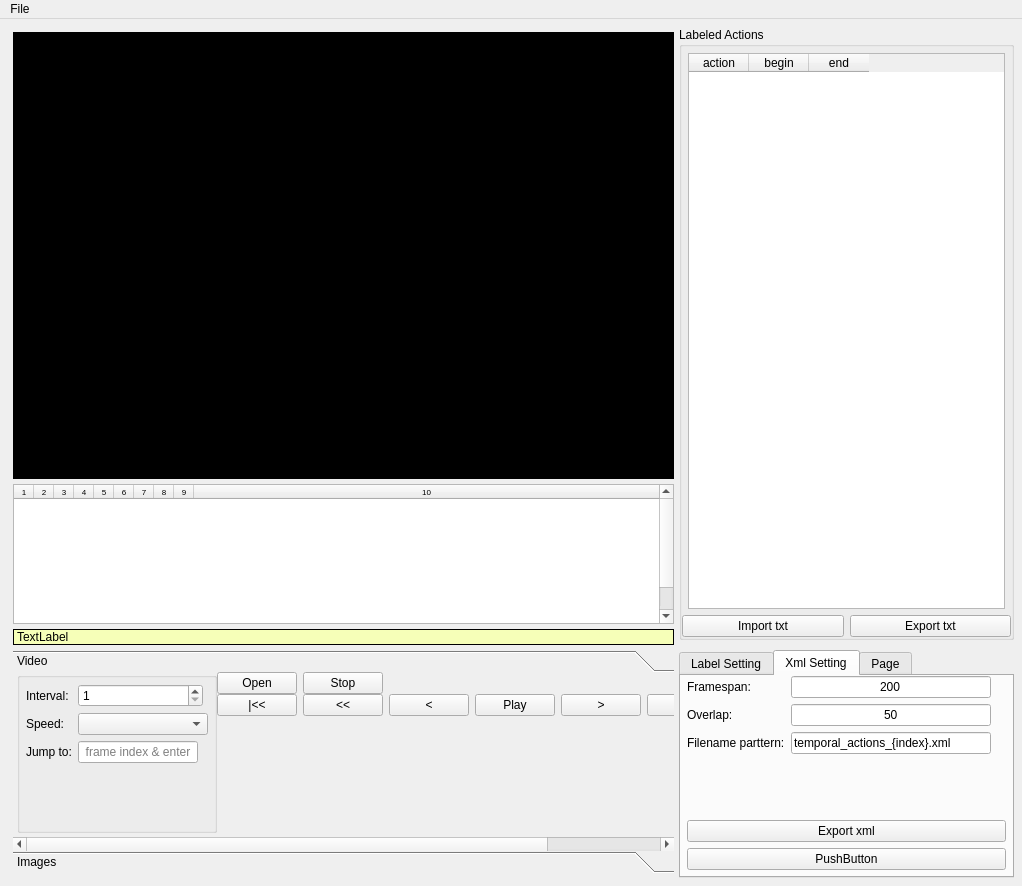
Before: the Qt Designer form qt_gui/mainwindow.ui in ZDL-Git/ActionLabeller, drawn with Qt 5.
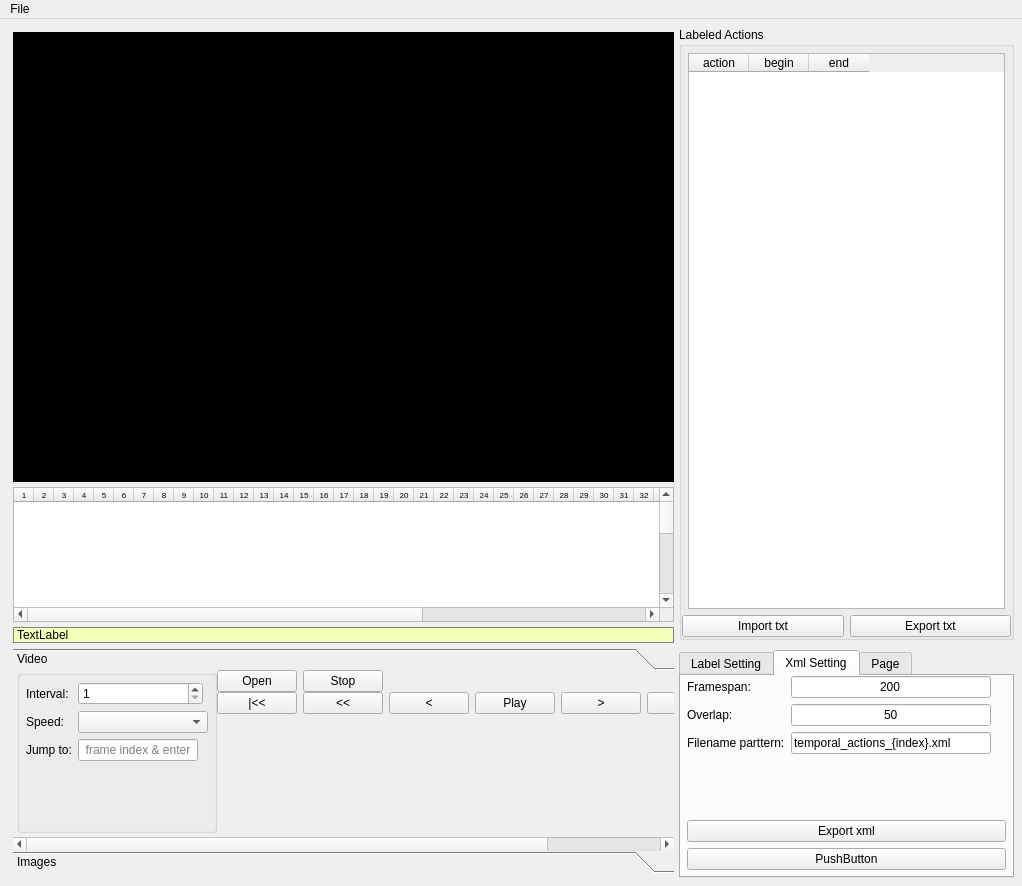
After: the same form once the commit is applied. The open tabs and pages were chosen to show the change. Custom widgets are drawn as their Qt base class.

Diff of the .ui file:
```diff
--- a/qt_gui/mainwindow.ui
+++ b/qt_gui/mainwindow.ui
@@ -43,31 +43,6 @@
      <number>8</number>
     </property>
     <item>
-     <layout class="QGridLayout" name="gridLayout" rowstretch="3">
-      <property name="leftMargin">
-       <number>0</number>
-      </property>
-      <property name="topMargin">
-       <number>0</number>
-      </property>
-      <property name="bottomMargin">
-       <number>0</number>
-      </property>
-      <property name="verticalSpacing">
-       <number>5</number>
-      </property>
-      <item row="0" column="0">
-       <layout class="QHBoxLayout" name="top_half_layout" stretch="3">
-        <property name="spacing">
-         <number>2</number>
-        </property>
-        <property name="sizeConstraint">
-         <enum>QLayout::SetDefaultConstraint</enum>
-        </property>
-        <property name="leftMargin">
-         <number>0</number>
-        </property>
-        <item>
          <layout class="QHBoxLayout" name="horizontalLayout" stretch="2,1">
           <property name="spacing">
            <number>0</number>
@@ -137,7 +112,7 @@
               <property name="minimumSize">
                <size>
                 <width>0</width>
-                <height>140</height>
+            <height>135</height>
                </size>
               </property>
               <property name="font">
@@ -148,6 +123,12 @@
               <property name="mouseTracking">
                <bool>true</bool>
               </property>
+          <property name="focusPolicy">
+           <enum>Qt::StrongFocus</enum>
+          </property>
+          <property name="styleSheet">
+           <string notr="true"/>
+          </property>
               <property name="lineWidth">
                <number>1</number>
               </property>
@@ -169,17 +150,23 @@
               <property name="showGrid">
                <bool>false</bool>
               </property>
+          <property name="sortingEnabled">
+           <bool>false</bool>
+          </property>
               <property name="rowCount">
-               <number>10</number>
+           <number>20</number>
               </property>
               <property name="columnCount">
-               <number>10</number>
+           <number>50</number>
               </property>
               <attribute name="horizontalHeaderDefaultSectionSize">
                <number>20</number>
               </attribute>
               <attribute name="horizontalHeaderMinimumSectionSize">
-               <number>5</number>
+           <number>2</number>
+          </attribute>
+          <attribute name="horizontalHeaderShowSortIndicator" stdset="0">
+           <bool>false</bool>
               </attribute>
               <attribute name="horizontalHeaderStretchLastSection">
                <bool>true</bool>
@@ -212,6 +199,16 @@
               <row/>
               <row/>
               <row/>
+          <row/>
+          <row/>
+          <row/>
+          <row/>
+          <row/>
+          <row/>
+          <row/>
+          <row/>
+          <row/>
+          <row/>
               <column/>
               <column/>
               <column/>
@@ -222,6 +219,51 @@
               <column/>
               <column/>
               <column/>
+          <column/>
+          <column/>
+          <column/>
+          <column/>
+          <column/>
+          <column/>
+          <column/>
+          <column/>
+          <column/>
+          <column/>
+          <column/>
+          <column/>
+          <column/>
+          <column/>
+          <column/>
+          <column/>
+          <column/>
+          <column/>
+          <column/>
+          <column/>
+          <column/>
+          <column/>
+          <column/>
+          <column/>
+          <column/>
+          <column/>
+          <column/>
+          <column/>
+          <column/>
+          <column/>
+          <column/>
+          <column/>
+          <column/>
+          <column/>
+          <column/>
+          <column/>
+          <column/>
+          <column/>
+          <column/>
+          <column/>
+          <item row="0" column="0">
+           <property name="text">
+            <string/>
+           </property>
+          </item>
              </widget>
             </item>
             <item>
@@ -238,7 +280,7 @@
               <property name="styleSheet">
                <string notr="true">background-color: rgb(246, 255, 184);
 border-radius: 10px;
-border: 1 solid black;</string>
+border: 1 solid gray;</string>
               </property>
               <property name="text">
                <string>TextLabel</string>
@@ -293,8 +335,8 @@
                   <rect>
                    <x>0</x>
                    <y>0</y>
-                   <width>656</width>
-                   <height>155</height>
+               <width>657</width>
+               <height>173</height>
                   </rect>
                  </property>
                  <attribute name="label">
@@ -1093,10 +1135,6 @@
          </layout>
         </item>
        </layout>
-      </item>
-     </layout>
-    </item>
-   </layout>
   </widget>
   <widget class="QMenuBar" name="menuBar">
    <property name="geometry">
@@ -1133,6 +1171,18 @@
   </action>
  </widget>
  <layoutdefault spacing="6" margin="11"/>
+ <customwidgets>
+  <customwidget>
+   <class>MyTableWidget</class>
+   <extends>QTableWidget</extends>
+   <header>widgets.h</header>
+  </customwidget>
+  <customwidget>
+   <class>MyVideoLabelWidget</class>
+   <extends>QLabel</extends>
+   <header>widgets.h</header>
+  </customwidget>
+ </customwidgets>
  <resources/>
  <connections/>
 </ui>
```
Left out of the diff: 17 changed lines with no effect on the pictures. Lines whose indentation alone changed are shown as unchanged.
